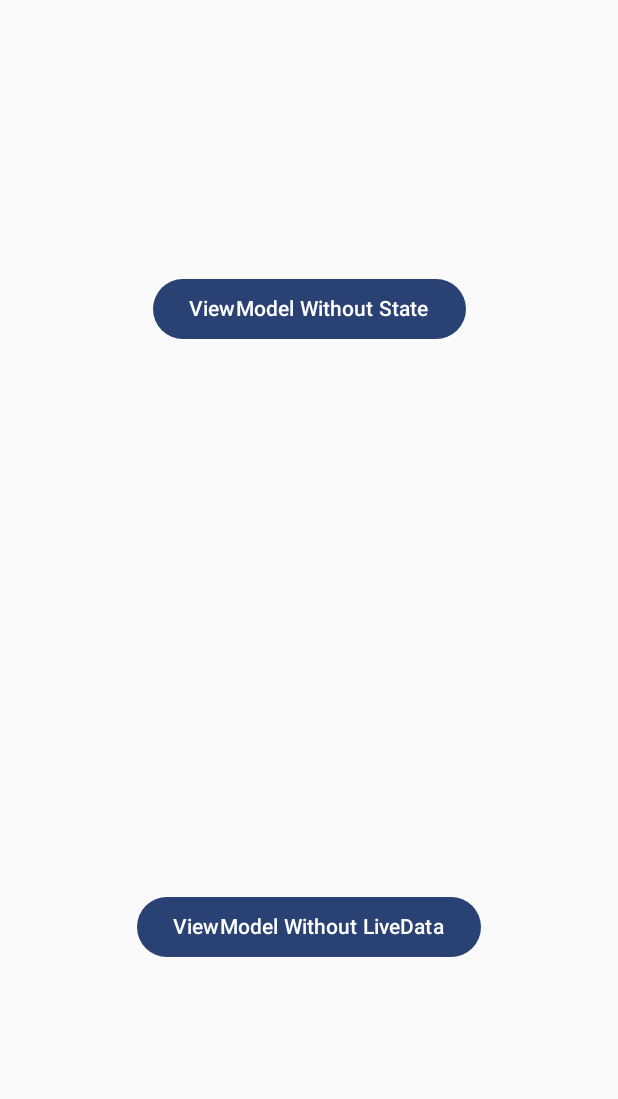
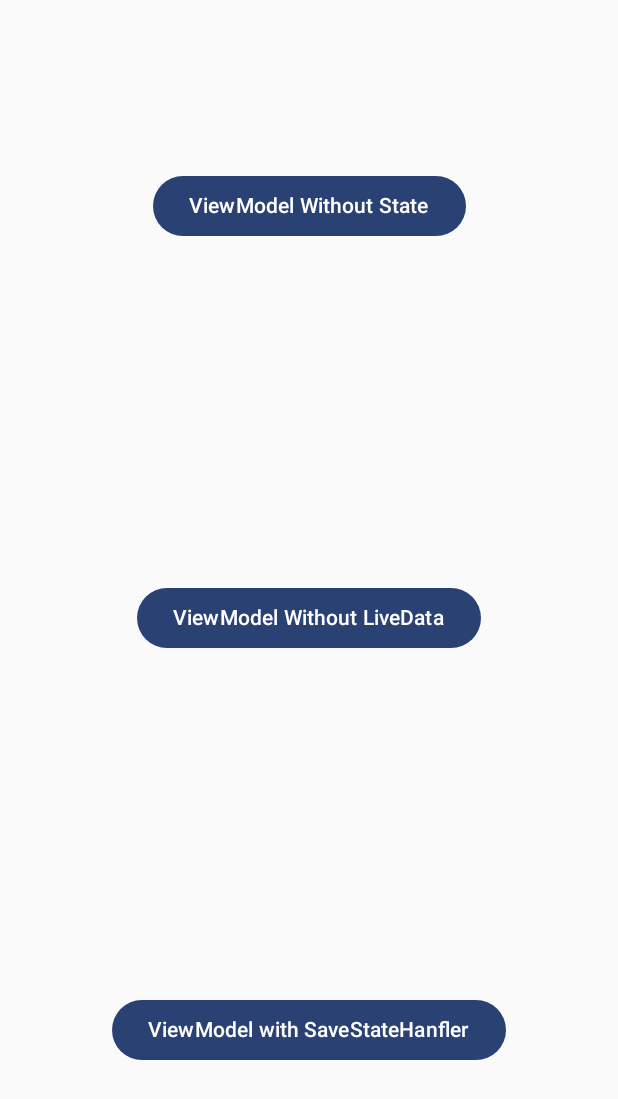
Before and after one commit to ricardomachorro/PracticasPropias, an Android app built with Jetpack Compose: the screen it shows after launch (MainActivity), on a phone screen of 412 x 824 dp. Shown: the top 1099 px of the screen. Run offline under Robolectric (Android 15) with nearby library versions, the phone set to English and light mode, and no system bars.

Commit message:
Adding to project sadedStatehandlerpart

```diff
--- a/Tecnologias/Kotlin/ViewModelPractiaProyecto/ViewModelPracticaProyecto/app/build.gradle.kts
+++ b/Tecnologias/Kotlin/ViewModelPractiaProyecto/ViewModelPracticaProyecto/app/build.gradle.kts
@@ -2,6 +2,7 @@ plugins {
     alias(libs.plugins.android.application)
     alias(libs.plugins.kotlin.android)
     alias(libs.plugins.kotlin.compose)
+    id("kotlin-parcelize")
 }
 
 android {
--- a/Tecnologias/Kotlin/ViewModelPractiaProyecto/ViewModelPracticaProyecto/app/src/main/java/com/example/viewmodelpracticaproyecto/navigation/NavigationStack.kt
+++ b/Tecnologias/Kotlin/ViewModelPractiaProyecto/ViewModelPracticaProyecto/app/src/main/java/com/example/viewmodelpracticaproyecto/navigation/NavigationStack.kt
@@ -27,6 +27,10 @@ fun Navigation_Stack(){
           composable(route= Screen.LiveDataViewModel.route){
               LiveDataView(navController)
           }
+
+          composable(route= Screen.SavedStateHandlerViewModel_Screen.route){
+              SavedStateHandlerView(navController)
+          }
       }
 
 }
--- a/Tecnologias/Kotlin/ViewModelPractiaProyecto/ViewModelPracticaProyecto/app/src/main/java/com/example/viewmodelpracticaproyecto/navigation/Screen.kt
+++ b/Tecnologias/Kotlin/ViewModelPractiaProyecto/ViewModelPracticaProyecto/app/src/main/java/com/example/viewmodelpracticaproyecto/navigation/Screen.kt
@@ -3,6 +3,10 @@ package com.example.viewmodelpracticaproyecto.navigation
 sealed class Screen(val route: String) {
 
     object Home: Screen("home_page")
-    object StateViewModel: Screen("state_viewModel")
+    object StateViewModel: Screen("state_viewmodel")
     object LiveDataViewModel:Screen("live_data_viewmodel")
+
+    object SavedStateHandlerViewModel_Screen:Screen("saved_state_handler_viewmodel_screen")
+
+
 }
--- a/Tecnologias/Kotlin/ViewModelPractiaProyecto/ViewModelPracticaProyecto/app/src/main/java/com/example/viewmodelpracticaproyecto/views/HomeScreen.kt
+++ b/Tecnologias/Kotlin/ViewModelPractiaProyecto/ViewModelPracticaProyecto/app/src/main/java/com/example/viewmodelpracticaproyecto/views/HomeScreen.kt
@@ -46,6 +46,14 @@ fun HomeScreen(navController: NavController) {
                 Text("ViewModel Without LiveData")
             }
 
+            Button(
+                onClick = {
+                    navController.navigate(Screen.SavedStateHandlerViewModel_Screen.route)
+                }
+            ){
+                Text("ViewModel with SaveStateHanfler")
+            }
+
         }
     }
 
--- a/Tecnologias/Kotlin/ViewModelPractiaProyecto/ViewModelPracticaProyecto/build.gradle.kts
+++ b/Tecnologias/Kotlin/ViewModelPractiaProyecto/ViewModelPracticaProyecto/build.gradle.kts
@@ -3,4 +3,5 @@ plugins {
     alias(libs.plugins.android.application) apply false
     alias(libs.plugins.kotlin.android) apply false
     alias(libs.plugins.kotlin.compose) apply false
+
 }
```
Also changed, not shown: Tecnologias/Kotlin/ViewModelPractiaProyecto/ViewModelPracticaProyecto/app/src/main/java/com/example/viewmodelpracticaproyecto/data/User.kt (added, +11 -0 lines), Tecnologias/Kotlin/ViewModelPractiaProyecto/ViewModelPracticaProyecto/app/src/main/java/com/example/viewmodelpracticaproyecto/viewModels/SavedStateHandlerViewModel.kt (added, +9 -0 lines), Tecnologias/Kotlin/ViewModelPractiaProyecto/ViewModelPracticaProyecto/app/src/main/java/com/example/viewmodelpracticaproyecto/views/SavedStateHandlerView.kt (added, +14 -0 lines), 1 other file.
